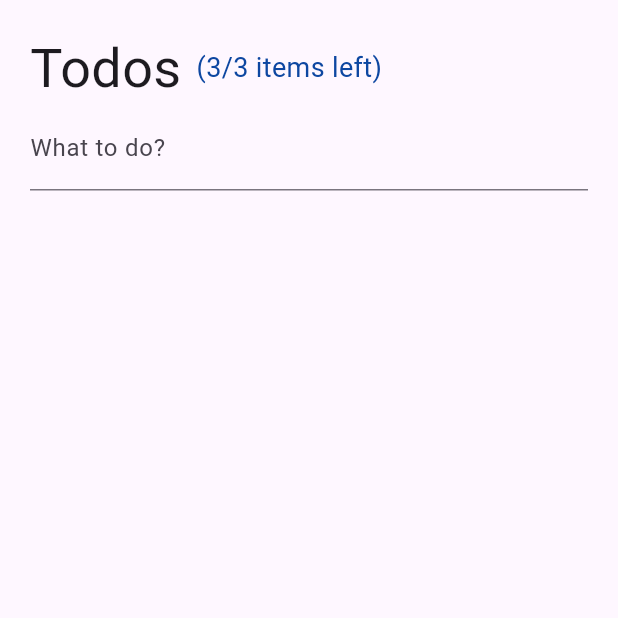
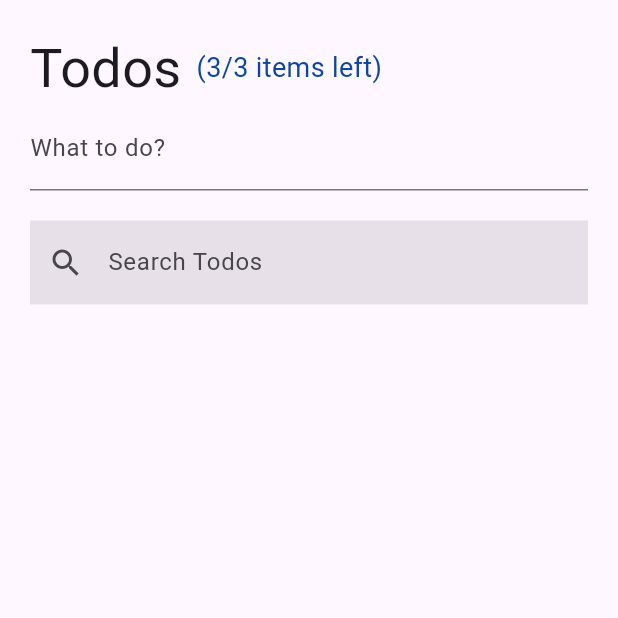
Before and after one commit to hanifeercan/todo_app_with_riverpod_sync, a Flutter app: the screen it shows after launch, on a phone screen of 412 x 824 dp, the top half of it. Run offline on Flutter 3.47's test engine with Material 3 defaults, Android fonts, the phone set to English and light mode, and no system bars; our stand-ins replace flutter_riverpod, freezed_annotation, riverpod_annotation; generated files the repository leaves out were written again.

Commit message:
Create SearchTodo Widget

```diff
--- a/lib/pages/todos_page.dart
+++ b/lib/pages/todos_page.dart
@@ -1,5 +1,6 @@
 import 'package:flutter/material.dart';
 import 'package:todo_app_with_riverpod_sync/pages/widgets/new_todo.dart';
+import 'package:todo_app_with_riverpod_sync/pages/widgets/search_todo.dart';
 import 'package:todo_app_with_riverpod_sync/pages/widgets/todo_header.dart';
 
 class TodosPage extends StatelessWidget {
@@ -14,7 +15,9 @@ class TodosPage extends StatelessWidget {
           child: Column(
             children: [
               TodoHeader(),
-              NewTodo()
+              NewTodo(),
+              SizedBox(height: 20),
+              SearchTodo(),
             ],
           ),
       ),
--- /dev/null
+++ b/lib/pages/widgets/search_todo.dart
@@ -0,0 +1,25 @@
+import 'package:flutter/material.dart';
+import 'package:flutter_riverpod/flutter_riverpod.dart';
+import 'package:todo_app_with_riverpod_sync/pages/providers/todo_search/todo_search_provider.dart';
+
+class SearchTodo extends ConsumerWidget {
+  const SearchTodo({super.key});
+
+  @override
+  Widget build(BuildContext context, WidgetRef ref) {
+
+    return TextField(
+      decoration: const InputDecoration(
+        labelText: 'Search Todos',
+        border: InputBorder.none,
+        filled: true,
+        prefixIcon: Icon(Icons.search),
+        ),
+        onChanged: (String? newSearchTerm){
+          if(newSearchTerm != null) {
+            ref.read(todoSearchProvider.notifier).setSearchTerm(newSearchTerm);
+          }
+        },
+    );
+  }
+}
```
